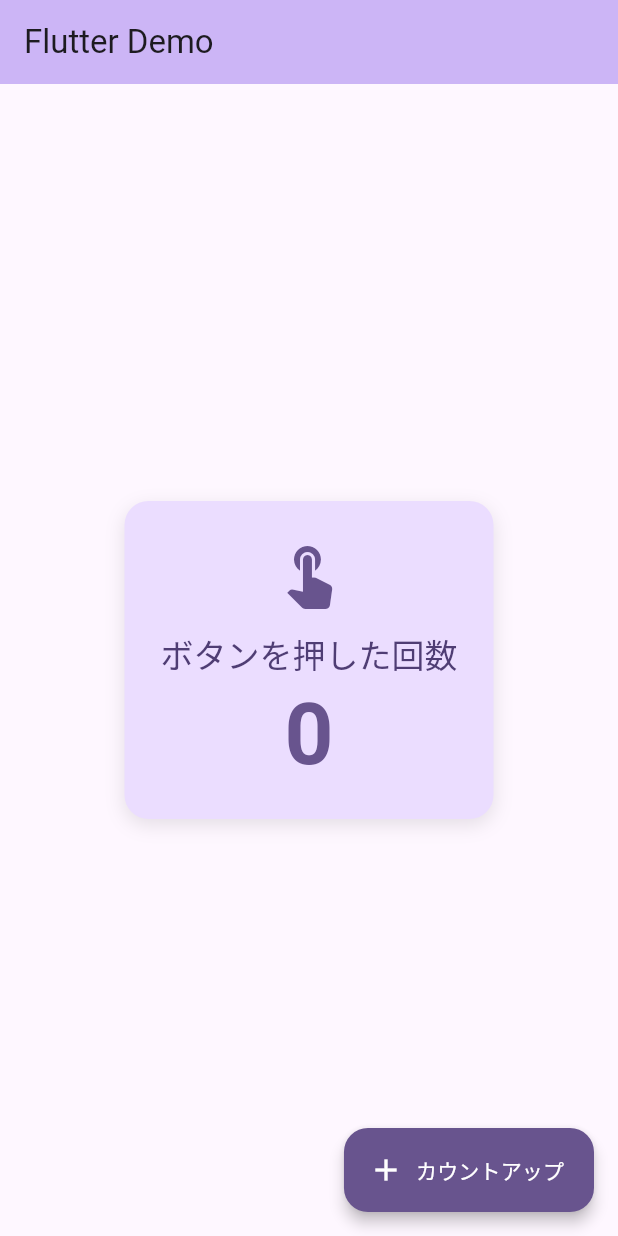
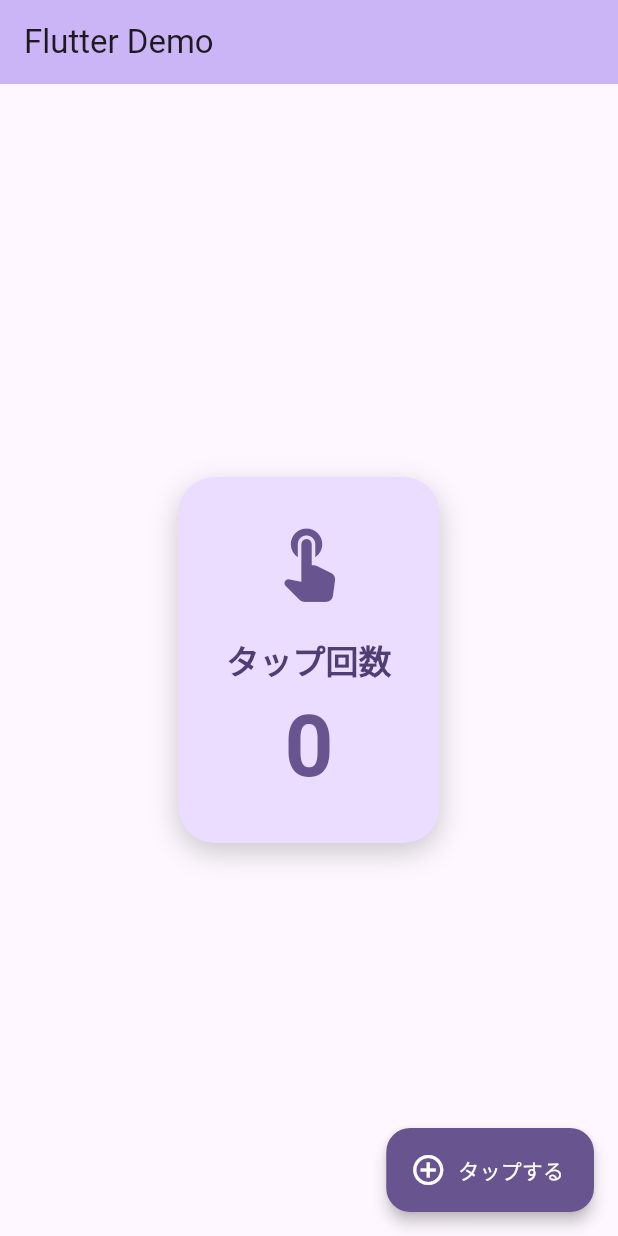
Before and after one commit to Koichi5/cursor_agent_sample, a Flutter app: the screen it shows after launch, on a phone screen of 412 x 824 dp. Run offline on Flutter 3.47's test engine with Material 3 defaults, Android fonts, the phone set to English and light mode, and no system bars.

Commit message:
feat: Update home page UI with Japanese text and improved layout

```diff
--- a/lib/views/my_home_page/my_home_page.dart
+++ b/lib/views/my_home_page/my_home_page.dart
@@ -31,15 +31,16 @@ class _MyHomePageState extends State<MyHomePage> {
           mainAxisAlignment: MainAxisAlignment.center,
           children: <Widget>[
             Container(
-              padding: const EdgeInsets.all(24.0),
+              padding: const EdgeInsets.all(32.0),
+              margin: const EdgeInsets.symmetric(horizontal: 24.0),
               decoration: BoxDecoration(
                 color: theme.colorScheme.primaryContainer,
-                borderRadius: BorderRadius.circular(16.0),
+                borderRadius: BorderRadius.circular(24.0),
                 boxShadow: [
                   BoxShadow(
-                    color: theme.shadowColor.withOpacity(0.1),
-                    blurRadius: 10,
-                    offset: const Offset(0, 4),
+                    color: theme.shadowColor.withOpacity(0.2),
+                    blurRadius: 15,
+                    offset: const Offset(0, 6),
                   ),
                 ],
               ),
@@ -47,18 +48,19 @@ class _MyHomePageState extends State<MyHomePage> {
                 mainAxisSize: MainAxisSize.min,
                 children: [
                   Icon(
-                    Icons.touch_app,
-                    size: 48,
+                    Icons.touch_app_rounded,
+                    size: 56,
                     color: theme.colorScheme.primary,
                   ),
-                  const SizedBox(height: 16),
+                  const SizedBox(height: 20),
                   Text(
-                    'ボタンを押した回数',
+                    'タップ回数',
                     style: theme.textTheme.titleLarge?.copyWith(
                       color: theme.colorScheme.onPrimaryContainer,
+                      fontWeight: FontWeight.w600,
                     ),
                   ),
-                  const SizedBox(height: 8),
+                  const SizedBox(height: 12),
                   Text(
                     '$_counter',
                     style: theme.textTheme.displayLarge?.copyWith(
@@ -78,8 +80,8 @@ class _MyHomePageState extends State<MyHomePage> {
         backgroundColor: theme.colorScheme.primary,
         foregroundColor: theme.colorScheme.onPrimary,
         elevation: 4,
-        icon: const Icon(Icons.add),
-        label: const Text('カウントアップ'),
+        icon: const Icon(Icons.add_circle_outline),
+        label: const Text('タップする'),
       ),
     );
   }
```
